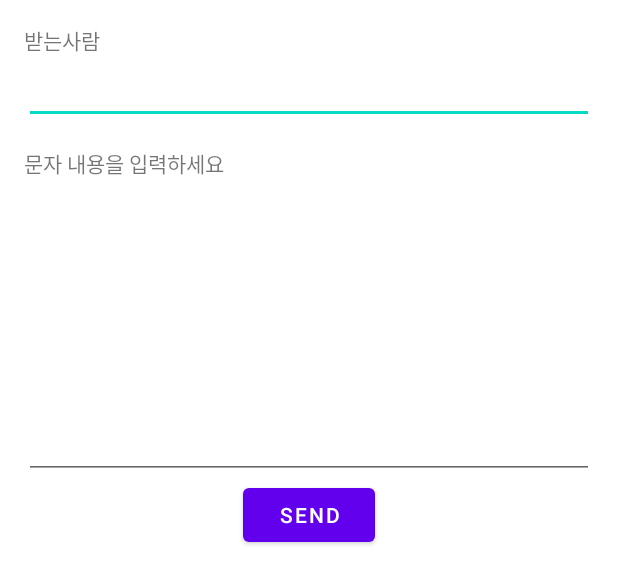
After one commit to chldudtj1111/Brain3, an Android app: the layout message.xml on its own in the app's theme, with its tools: preview values and no code run, on a phone screen of 412 x 824 dp. The commit adds this screen. Shown: the top 584 px of the screen. Run offline under Robolectric (Android 15) with nearby library versions, the phone set to English and light mode, and no system bars.

Commit message:
약속시도

```diff
--- /dev/null
+++ b/app/src/main/res/layout/message.xml
@@ -0,0 +1,47 @@
+<?xml version="1.0" encoding="utf-8"?>
+<LinearLayout xmlns:android="http://schemas.android.com/apk/res/android"
+    xmlns:tools="http://schemas.android.com/tools"
+    android:layout_width="fill_parent"
+    android:layout_height="fill_parent"
+    android:paddingBottom="@dimen/activity_vertical_margin"
+    android:paddingLeft="@dimen/activity_horizontal_margin"
+    android:paddingRight="@dimen/activity_horizontal_margin"
+    android:paddingTop="@dimen/activity_vertical_margin"
+    tools:context=".ui.Message"
+    android:orientation="vertical" >
+
+    <TextView
+        android:layout_width="wrap_content"
+        android:layout_height="wrap_content"
+        android:text="받는사람" />
+
+    <EditText
+        android:id="@+id/smsNumber"
+        android:layout_width="match_parent"
+        android:layout_height="wrap_content"
+        android:ems="10"
+        android:inputType="phone" >
+
+        <requestFocus />
+    </EditText>
+
+    <TextView
+        android:layout_width="wrap_content"
+        android:layout_height="wrap_content"
+        android:layout_marginTop="15dp"
+        android:text="문자 내용을 입력하세요" />
+
+    <EditText
+        android:id="@+id/smsText"
+        android:layout_width="match_parent"
+        android:layout_height="200dp"
+        android:ems="10" />
+
+    <Button
+        android:layout_width="wrap_content"
+        android:layout_height="wrap_content"
+        android:layout_gravity="center"
+        android:onClick="sendSMS"
+        android:text="Send" />
+
+</LinearLayout>
--- /dev/null
+++ b/app/src/main/res/values/dimens.xml
@@ -0,0 +1,8 @@
+<?xml version="1.0" encoding="utf-8"?>
+<resources>
+
+    <!-- Default screen margins, per the Android Design guidelines. -->
+    <dimen name="activity_horizontal_margin">16dp</dimen>
+    <dimen name="activity_vertical_margin">16dp</dimen>
+
+</resources>
--- a/build.gradle
+++ b/build.gradle
@@ -5,7 +5,7 @@ buildscript {
         jcenter()
     }
     dependencies {
-        classpath "com.android.tools.build:gradle:4.1.3"
+        classpath 'com.android.tools.build:gradle:4.2.0'
 
         // NOTE: Do not place your application dependencies here; they belong
         // in the individual module build.gradle files
```
Also changed, not shown: app/src/main/AndroidManifest.xml (+7 -5 lines), app/src/main/java/com/example/brain3/ui/MainActivity.java (+6 -4 lines), app/src/main/java/com/example/brain3/ui/Message.java (+40 -1 lines), gradle/wrapper/gradle-wrapper.properties.
